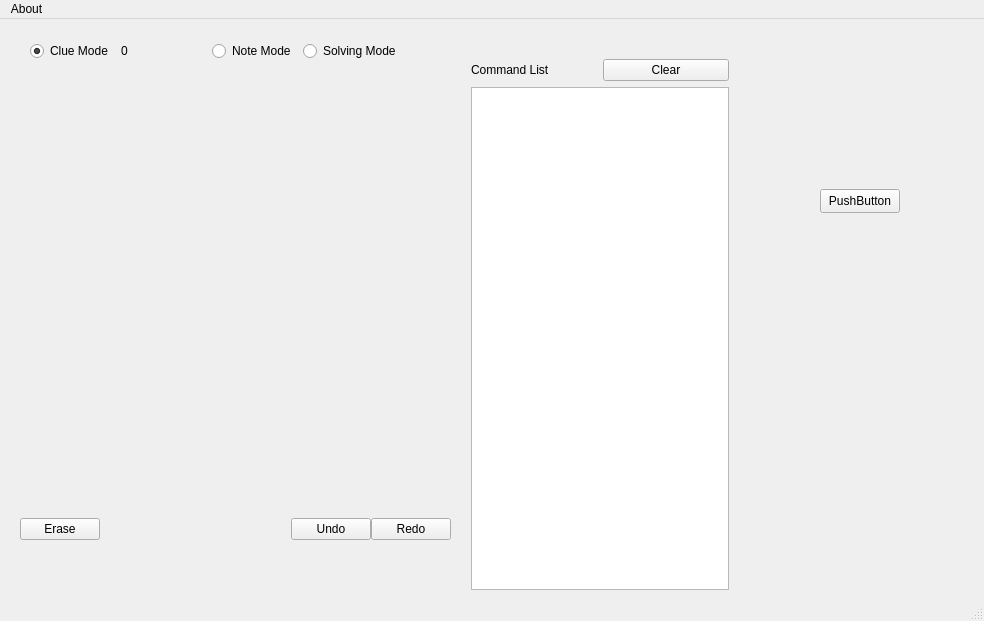
Before: the Qt Designer form mainwindow.ui in oguzemrec/sudokuSolver, drawn with Qt 5.
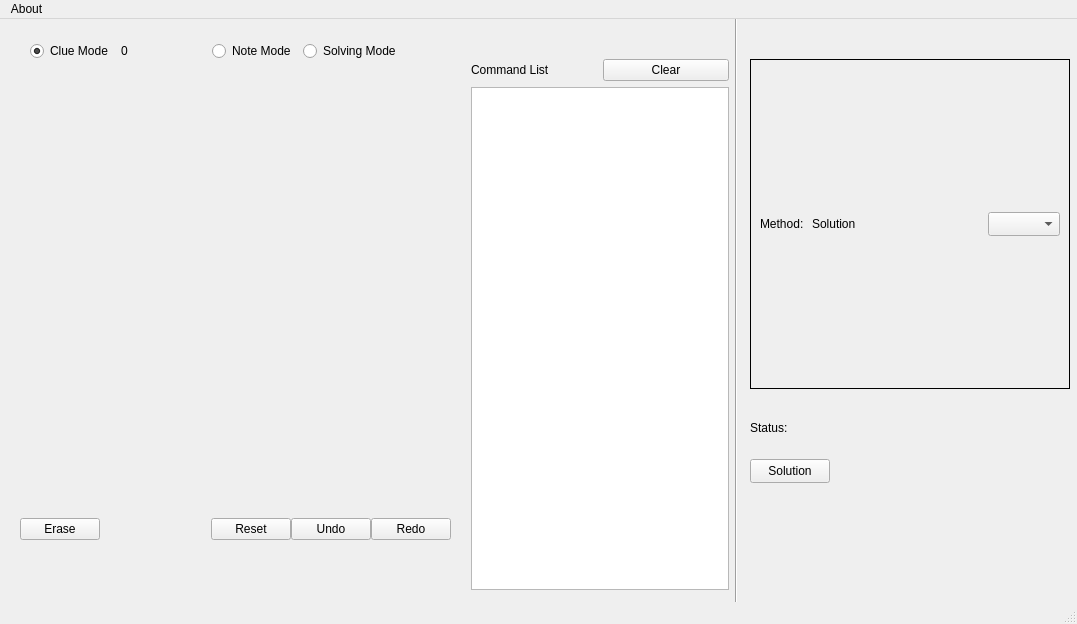
After: the same form once the commit is applied.

Patch:
```diff
--- a/mainwindow.ui
+++ b/mainwindow.ui
@@ -9,8 +9,8 @@
    <rect>
     <x>0</x>
     <y>0</y>
-    <width>984</width>
-    <height>621</height>
+    <width>1077</width>
+    <height>624</height>
    </rect>
   </property>
   <property name="windowTitle">
@@ -95,6 +95,13 @@
        </property>
       </spacer>
      </item>
+     <item>
+      <widget class="QPushButton" name="buttonReset">
+       <property name="text">
+        <string>Reset</string>
+       </property>
+      </widget>
+     </item>
      <item>
       <widget class="QPushButton" name="buttonUndo">
        <property name="text">
@@ -163,20 +170,7 @@
      </item>
     </layout>
    </widget>
-   <widget class="QPushButton" name="pushButton">
-    <property name="geometry">
-     <rect>
-      <x>820</x>
-      <y>170</y>
-      <width>80</width>
-      <height>24</height>
-     </rect>
-    </property>
-    <property name="text">
-     <string>PushButton</string>
-    </property>
-   </widget>
-   <widget class="QWidget" name="">
+   <widget class="QWidget" name="layoutWidget">
     <property name="geometry">
      <rect>
       <x>471</x>
@@ -212,13 +206,211 @@
      </item>
     </layout>
    </widget>
+   <widget class="QFrame" name="verticalFrame">
+    <property name="geometry">
+     <rect>
+      <x>750</x>
+      <y>40</y>
+      <width>320</width>
+      <height>330</height>
+     </rect>
+    </property>
+    <property name="sizePolicy">
+     <sizepolicy hsizetype="Maximum" vsizetype="Maximum">
+      <horstretch>0</horstretch>
+      <verstretch>0</verstretch>
+     </sizepolicy>
+    </property>
+    <property name="minimumSize">
+     <size>
+      <width>320</width>
+      <height>330</height>
+     </size>
+    </property>
+    <property name="maximumSize">
+     <size>
+      <width>320</width>
+      <height>330</height>
+     </size>
+    </property>
+    <property name="frameShape">
+     <enum>QFrame::Box</enum>
+    </property>
+    <property name="lineWidth">
+     <number>1</number>
+    </property>
+    <layout class="QVBoxLayout" name="verticalLayout_2">
+     <property name="spacing">
+      <number>0</number>
+     </property>
+     <property name="sizeConstraint">
+      <enum>QLayout::SetMinimumSize</enum>
+     </property>
+     <property name="leftMargin">
+      <number>0</number>
+     </property>
+     <property name="topMargin">
+      <number>0</number>
+     </property>
+     <property name="rightMargin">
+      <number>0</number>
+     </property>
+     <property name="bottomMargin">
+      <number>0</number>
+     </property>
+     <item>
+      <layout class="QHBoxLayout" name="horizontalLayout_4">
+       <property name="leftMargin">
+        <number>9</number>
+       </property>
+       <property name="topMargin">
+        <number>9</number>
+       </property>
+       <property name="rightMargin">
+        <number>9</number>
+       </property>
+       <property name="bottomMargin">
+        <number>9</number>
+       </property>
+       <item>
+        <widget class="QLabel" name="label_2">
+         <property name="minimumSize">
+          <size>
+           <width>52</width>
+           <height>16</height>
+          </size>
+         </property>
+         <property name="maximumSize">
+          <size>
+           <width>52</width>
+           <height>16</height>
+          </size>
+         </property>
+         <property name="text">
+          <string>Method: </string>
+         </property>
+        </widget>
+       </item>
+       <item>
+        <widget class="QLabel" name="label_3">
+         <property name="minimumSize">
+          <size>
+           <width>55</width>
+           <height>16</height>
+          </size>
+         </property>
+         <property name="maximumSize">
+          <size>
+           <width>55</width>
+           <height>16</height>
+          </size>
+         </property>
+         <property name="text">
+          <string>Solution</string>
+         </property>
+        </widget>
+       </item>
+       <item>
+        <spacer name="horizontalSpacer_2">
+         <property name="orientation">
+          <enum>Qt::Horizontal</enum>
+         </property>
+         <property name="sizeType">
+          <enum>QSizePolicy::Expanding</enum>
+         </property>
+         <property name="sizeHint" stdset="0">
+          <size>
+           <width>17</width>
+           <height>17</height>
+          </size>
+         </property>
+        </spacer>
+       </item>
+       <item>
+        <widget class="QComboBox" name="pageComboBox">
+         <property name="maximumSize">
+          <size>
+           <width>100</width>
+           <height>24</height>
+          </size>
+         </property>
+        </widget>
+       </item>
+      </layout>
+     </item>
+    </layout>
+   </widget>
+   <widget class="QPushButton" name="buttonSolution">
+    <property name="geometry">
+     <rect>
+      <x>750</x>
+      <y>440</y>
+      <width>80</width>
+      <height>24</height>
+     </rect>
+    </property>
+    <property name="text">
+     <string>Solution</string>
+    </property>
+   </widget>
+   <widget class="Line" name="line">
+    <property name="geometry">
+     <rect>
+      <x>726</x>
+      <y>-30</y>
+      <width>20</width>
+      <height>631</height>
+     </rect>
+    </property>
+    <property name="sizePolicy">
+     <sizepolicy hsizetype="Expanding" vsizetype="Minimum">
+      <horstretch>0</horstretch>
+      <verstretch>0</verstretch>
+     </sizepolicy>
+    </property>
+    <property name="orientation">
+     <enum>Qt::Vertical</enum>
+    </property>
+   </widget>
+   <widget class="QWidget" name="layoutWidget">
+    <property name="geometry">
+     <rect>
+      <x>750</x>
+      <y>400</y>
+      <width>291</width>
+      <height>18</height>
+     </rect>
+    </property>
+    <layout class="QHBoxLayout" name="horizontalLayout_3">
+     <item>
+      <widget class="QLabel" name="label_4">
+       <property name="maximumSize">
+        <size>
+         <width>45</width>
+         <height>16777215</height>
+        </size>
+       </property>
+       <property name="text">
+        <string>Status:</string>
+       </property>
+      </widget>
+     </item>
+     <item>
+      <widget class="QLabel" name="labelStatus">
+       <property name="text">
+        <string/>
+       </property>
+      </widget>
+     </item>
+    </layout>
+   </widget>
   </widget>
   <widget class="QMenuBar" name="menubar">
    <property name="geometry">
     <rect>
      <x>0</x>
      <y>0</y>
-     <width>984</width>
+     <width>1077</width>
      <height>22</height>
     </rect>
    </property>
```
